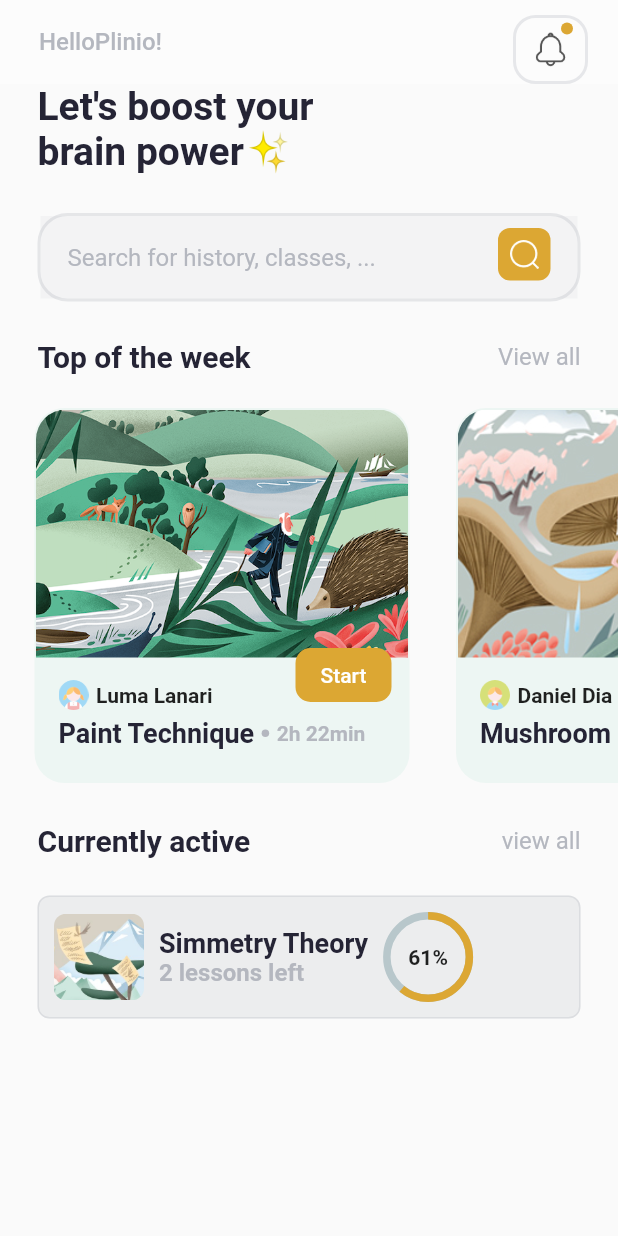
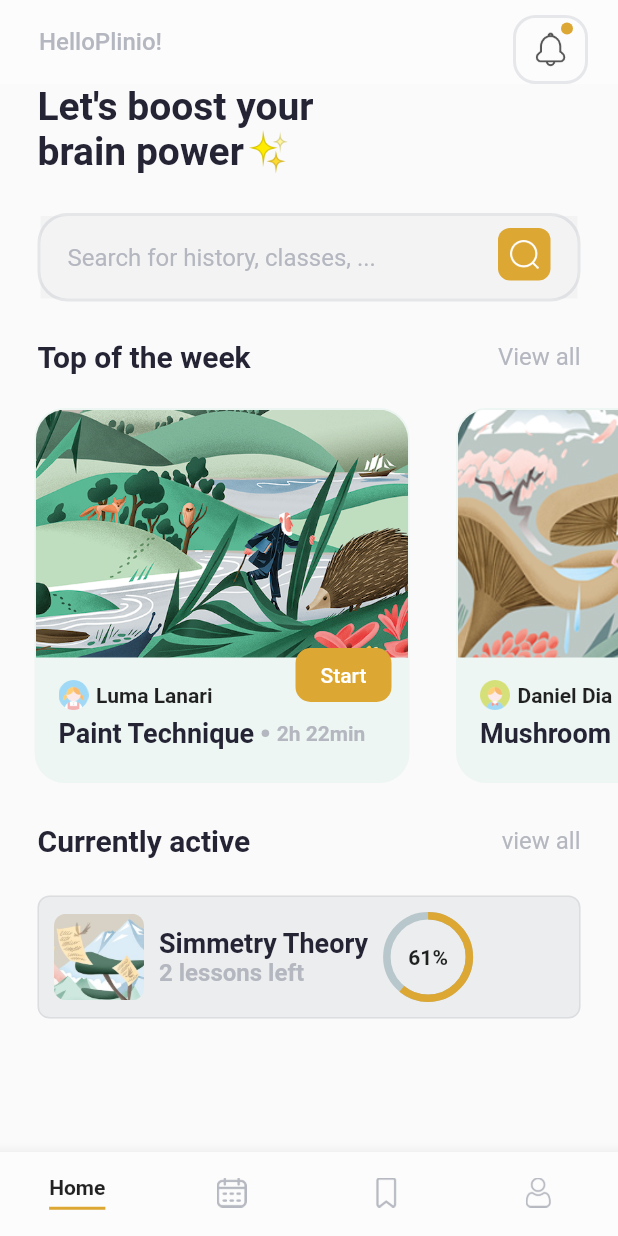
Before and after one commit to pliniogim/course_app, a Flutter app: the screen it shows after launch, on a phone screen of 412 x 824 dp. Run offline on Flutter 3.47's test engine with Material 2 defaults, Android fonts, the phone set to English and light mode, and no system bars; drawn by our look-alikes of percent_indicator.

```diff
--- a/lib/screens/home/home.dart
+++ b/lib/screens/home/home.dart
@@ -1,4 +1,3 @@
-
 import 'package:course_app/constants/colors.dart';
 import 'package:course_app/screens/home/widget/active_course.dart';
 import 'package:course_app/screens/home/widget/emoji_text.dart';
@@ -23,9 +22,46 @@ class HomePage extends StatelessWidget {
             EmojiText(),
             SearchInput(),
             FeatureCourse(),
-            ActiveCourse(),        ],
+            ActiveCourse(),
+                    ],
         ),
-      )
+      ),
+      bottomNavigationBar: _buildBottonNavigationBar(),
+    );
+  }
+
+
+  BottomNavigationBar _buildBottonNavigationBar() {
+    return BottomNavigationBar(
+      type: BottomNavigationBarType.fixed,
+      backgroundColor: kBackground,
+      showSelectedLabels: false,
+      showUnselectedLabels: false,
+      items: [
+        BottomNavigationBarItem(
+          label: 'Home',
+          icon: Container(
+            padding: EdgeInsets.only(bottom: 5),
+            child: Text('Home',
+            style: TextStyle(fontWeight: FontWeight.bold),),
+            decoration: BoxDecoration(
+              border: Border(bottom: BorderSide(color: kAccent, width: 2))
+            ),
+          )
+        ),
+        BottomNavigationBarItem(
+          label: 'calendar',
+          icon: Image.asset('assets/icons/calendar.png',
+        width: 20)),
+        BottomNavigationBarItem(
+          label: 'bookmark',
+          icon: Image.asset('assets/icons/bookmark.png',
+        width: 20)),
+         BottomNavigationBarItem(
+           label: 'user',
+           icon: Image.asset('assets/icons/user.png',
+        width: 20)),
+      ],
     );
   }
 
```
Also changed, not shown: lib/screens/detail/widget/custom_app_bar.dart (added, +97 -0 lines), lib/screens/detail/widget/detail.dart (added, +22 -0 lines), lib/screens/home/widget/course_item.dart (+29 -13 lines).
